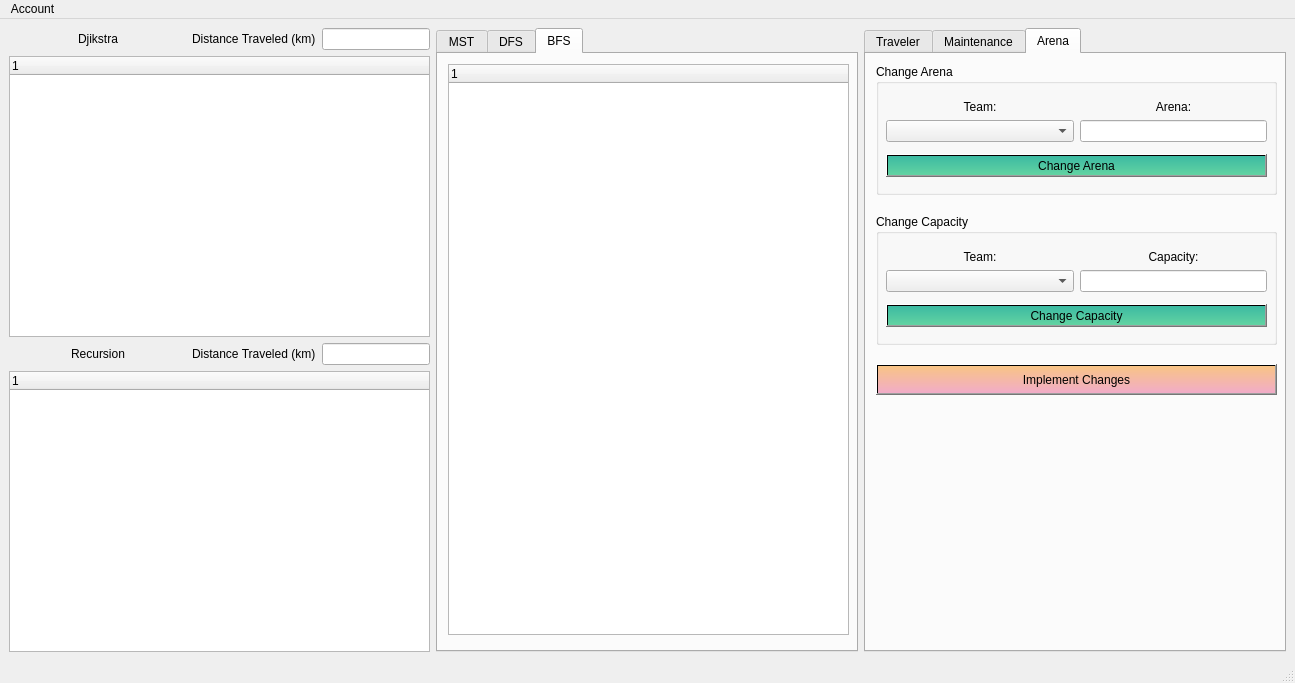
Above: mainwindow.ui from ssethtran/NBA-Basketball before the change. Below: the same form after it.
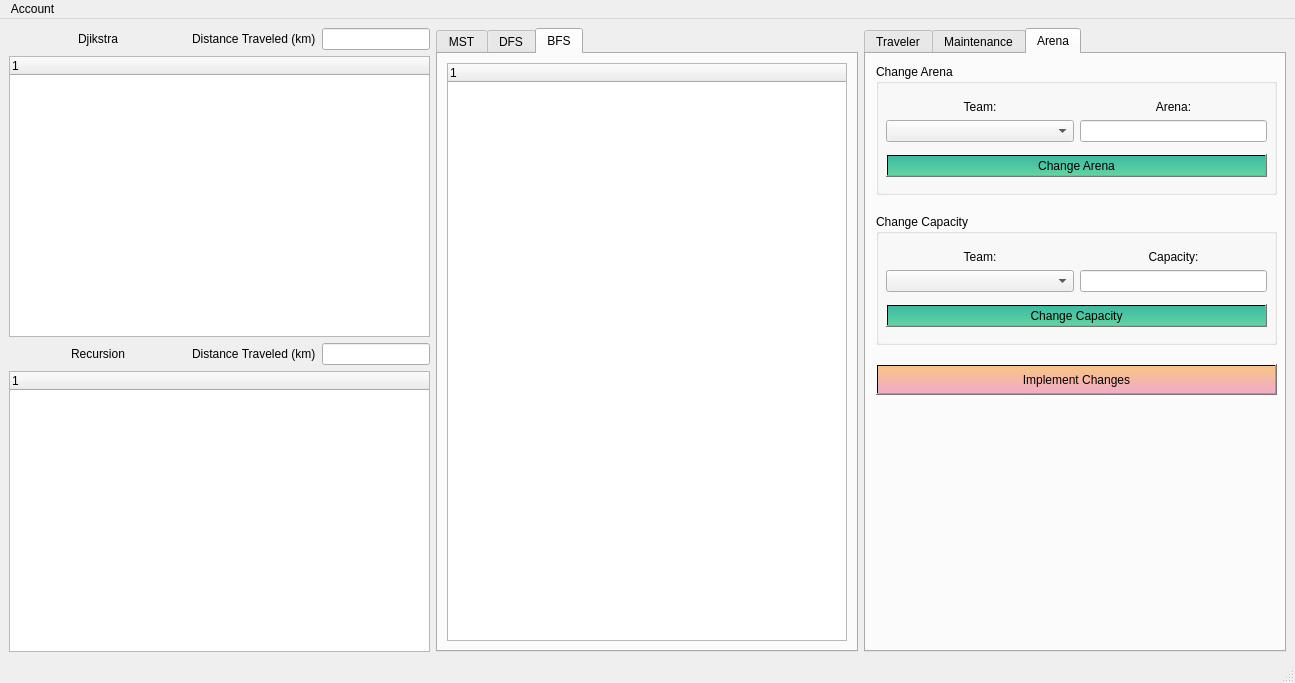
That is the form after the change.

Commit message: fixed issue in UI where BFS and DFS were not in a layout

```diff
--- a/mainwindow.ui
+++ b/mainwindow.ui
@@ -1124,15 +1124,9 @@
        <attribute name="title">
         <string>BFS</string>
        </attribute>
+       <layout class="QGridLayout" name="gridLayout_16">
+        <item row="0" column="0">
        <widget class="QTreeWidget" name="recursiveWidget_4">
-        <property name="geometry">
-         <rect>
-          <x>10</x>
-          <y>10</y>
-          <width>401</width>
-          <height>571</height>
-         </rect>
-        </property>
         <property name="sizePolicy">
          <sizepolicy hsizetype="Minimum" vsizetype="Expanding">
           <horstretch>0</horstretch>
@@ -1158,6 +1152,8 @@
          </property>
         </column>
        </widget>
+        </item>
+       </layout>
       </widget>
      </widget>
     </item>
```
Left out of the diff: 14 changed lines with no effect on the pictures. Lines whose indentation alone changed are shown as unchanged.
